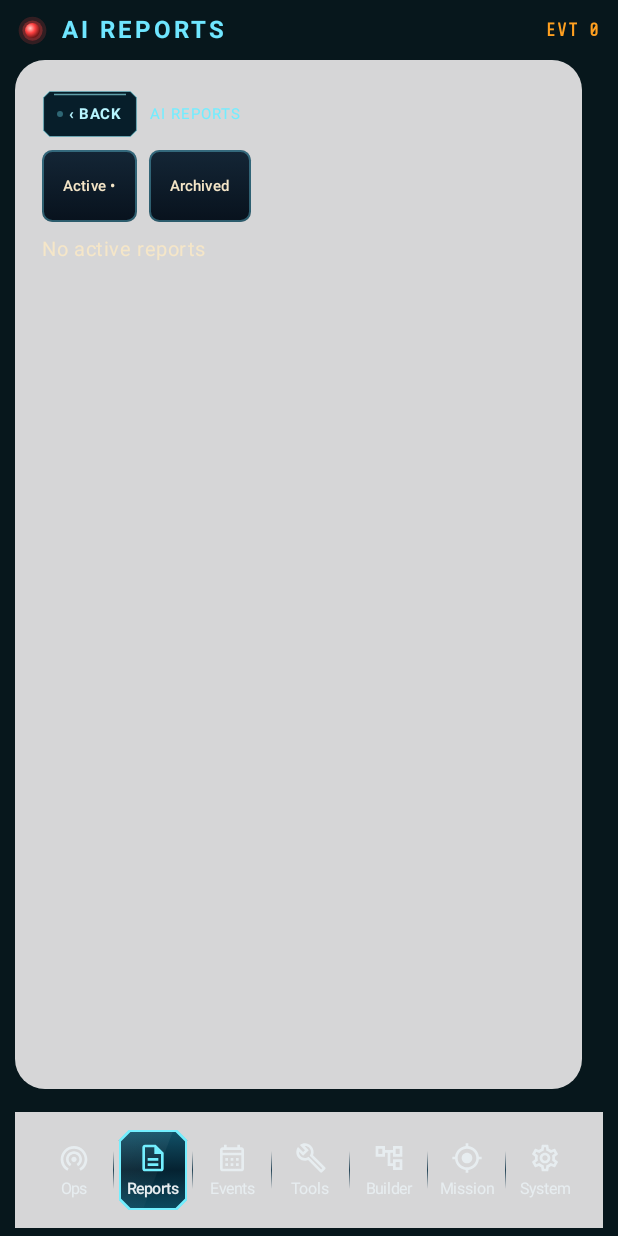
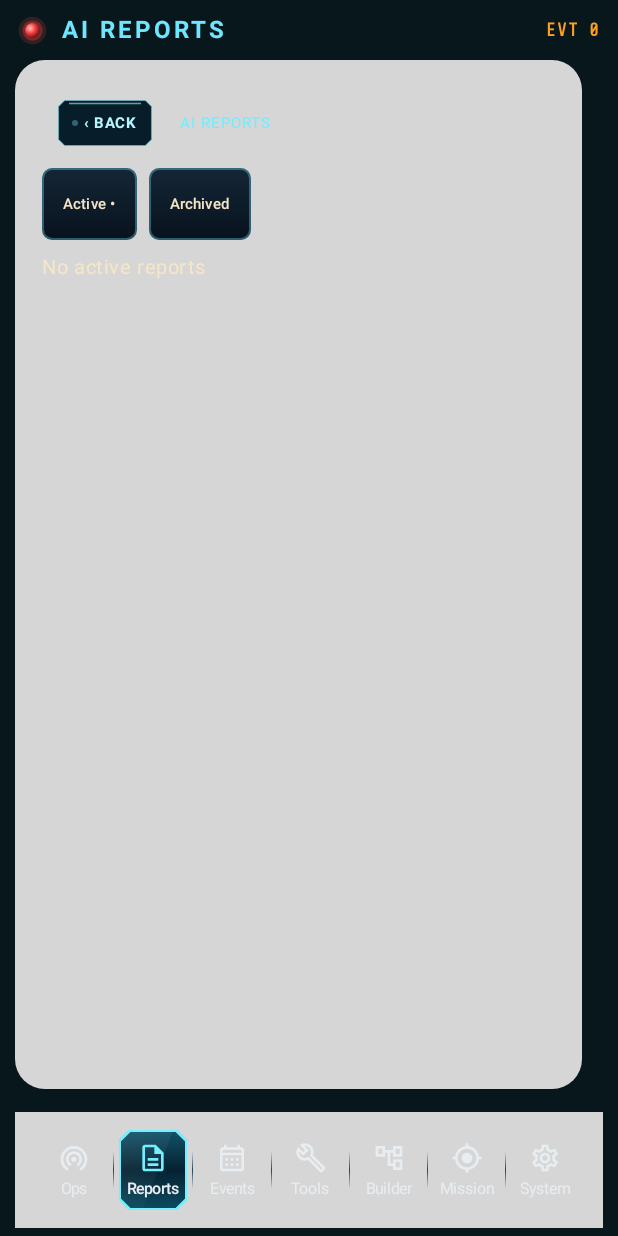
Before and after one commit to mikevan/Vixen, an Android app built with Jetpack Compose: the screen it shows after launch (MainActivity), item 2 of the bottom bar chosen, on a phone screen of 412 x 824 dp. Run offline under Robolectric (Android 15) with nearby library versions, the phone set to English and light mode, and no system bars.

Commit message:
Enclose header Back key in matching inset frame housing

```diff
--- a/android/app/build.gradle.kts
+++ b/android/app/build.gradle.kts
@@ -26,10 +26,10 @@ android {
         targetSdk = 36
         // Build 111: Android-compatible summary placeholders, on-device practice regression.
         // Build 110: visual report rules and a reproducible, labeled Builder practice capture.
-        versionCode = 145
+        versionCode = 146
         buildConfigField("boolean", "LT_ARM_DOTPROD_EXPERIMENT", "false")
         buildConfigField("boolean", "LT_ARM_I8MM_EXPERIMENT", "false")
-        versionName = "0.1.145-beta.1"
+        versionName = "0.1.146-beta.1"
         // build 88: analytic pipeline slice 1 - workflow wiring files (deauth triage shipped), engine, seven checks + verdict, frame fabricator fixtures, read-only Builder viewer, TRIAGE on event detail
         // build 87: MISSION wired to the Hunter (SetSensors allow-list), presets check their sensors, sensors grouped, EAPOL listed; OPS "Select Sensors" (All Sensors / Only Deauth) is a shortcut into MISSION
         // build 86: watch to cool steel, teal ground, toward the OPS comp; six destinations (OPS, EVENTS, TOOLS, BUILDER, MISSION, SYSTEM)
--- a/android/app/src/main/java/com/projectrevivesolutions/layertime/controller/ui/SectionWindow.kt
+++ b/android/app/src/main/java/com/projectrevivesolutions/layertime/controller/ui/SectionWindow.kt
@@ -70,7 +70,12 @@ internal fun FrameBackControl(bottom:Boolean=false,compact:Boolean=false,onBack:
 internal val LocalPageBack=staticCompositionLocalOf<(() -> Unit)?> {null}
 
 @Composable internal fun PageBackControl() {
-    LocalPageBack.current?.let {FrameBackControl(compact=true,onBack=it)}
+    LocalPageBack.current?.let {onBack->
+        // Reuse the frame artwork for a small inset housing in the content header.
+        OpsTelemetryHousing(Modifier.width(84.dp).height(44.dp),compact=true) {
+            Box(Modifier.align(Alignment.Center)) {FrameBackControl(compact=true,onBack=onBack)}
+        }
+    }
 }
 
 @Composable
```
Also changed, not shown: 1 other file.
